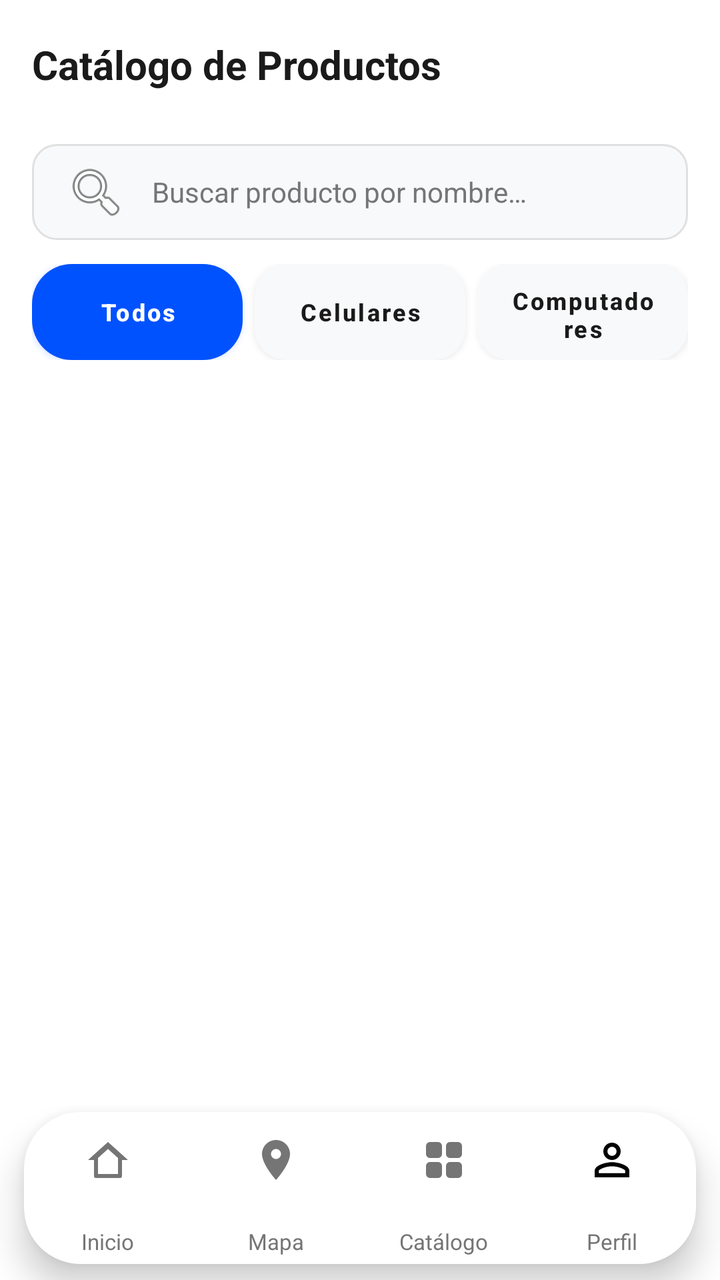
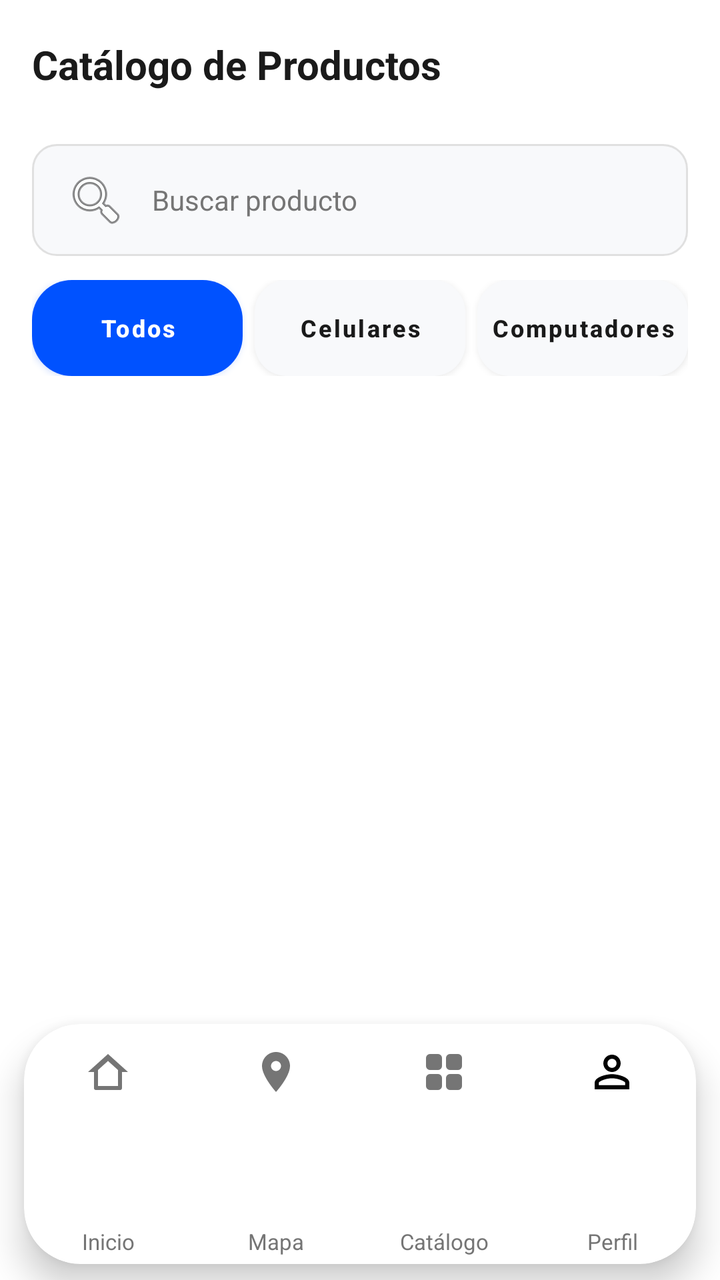

Compare the two renders of this Android layout. The source of the first and the diff that turns it into the second are given below.
<!-- AndroidManifest.xml: application theme Theme.MyApplication -->
<!-- res/layout/catalog_phone.xml -->
<?xml version="1.0" encoding="utf-8"?>
<androidx.constraintlayout.widget.ConstraintLayout xmlns:android="http://schemas.android.com/apk/res/android"
    xmlns:app="http://schemas.android.com/apk/res-auto"
    xmlns:tools="http://schemas.android.com/tools"
    android:id="@+id/main"
    android:layout_width="match_parent"
    android:layout_height="match_parent"
    tools:context=".MainActivity5">

    
    <androidx.constraintlayout.widget.ConstraintLayout
        android:id="@+id/cl_top_bar"
        android:layout_width="match_parent"
        android:layout_height="64dp"
        android:paddingHorizontal="16dp"
        app:layout_constraintTop_toTopOf="parent">

        <TextView
            android:id="@+id/tv_header_title"
            android:layout_width="wrap_content"
            android:layout_height="wrap_content"
            android:text="@string/catalog_title"
            android:textColor="@color/text_black"
            android:textSize="20sp"
            android:textStyle="bold"
            app:layout_constraintBottom_toBottomOf="parent"
            app:layout_constraintStart_toStartOf="parent"
            app:layout_constraintTop_toTopOf="parent" />

    </androidx.constraintlayout.widget.ConstraintLayout>

    
    <EditText
        android:id="@+id/et_search"
        android:layout_width="match_parent"
        android:layout_height="48dp"
        android:layout_marginHorizontal="16dp"
        android:layout_marginTop="8dp"
        android:background="@drawable/bg_input"
        android:drawableStart="@android:drawable/ic_menu_search"
        android:drawablePadding="12dp"
        android:hint="@string/hint_search_product"
        android:inputType="text"
        android:paddingHorizontal="16dp"
        android:textColor="@color/text_black"
        android:textColorHint="@color/text_grey"
        android:textSize="14sp"
        app:layout_constraintTop_toBottomOf="@id/cl_top_bar"
        android:importantForAutofill="no" />

    
    <LinearLayout
        android:id="@+id/ll_filters"
        android:layout_width="match_parent"
        android:layout_height="wrap_content"
        android:baselineAligned="false"
        android:layout_marginTop="12dp"
        android:orientation="horizontal"
        android:paddingHorizontal="16dp"
        tools:ignore="ButtonStyle"
        app:layout_constraintTop_toBottomOf="@id/et_search">

        <Button
            android:id="@+id/btn_filter_all"
            android:layout_width="0dp"
            android:layout_height="48dp"
            android:layout_marginEnd="4dp"
            android:layout_weight="1"
            android:background="@drawable/bg_add_button"
            android:text="@string/filter_all"
            android:textAllCaps="false"
            android:textColor="@color/white"
            android:textSize="12sp"
            android:textStyle="bold"
            app:backgroundTint="@null" />

        <Button
            android:id="@+id/btn_filter_phones"
            android:layout_width="0dp"
            android:layout_height="48dp"
            android:layout_marginHorizontal="2dp"
            android:layout_weight="1"
            android:outlineAmbientShadowColor="@color/text_grey"
            android:outlineSpotShadowColor="@color/text_grey"
            android:background="@drawable/bg_button_secondary"
            android:text="@string/filter_celulares"
            android:textAllCaps="false"
            android:textColor="@color/text_black"
            android:textSize="12sp"
            android:textStyle="bold"
            app:backgroundTint="@null" />

        <Button
            android:id="@+id/btn_filter_pcs"
            android:layout_width="0dp"
            android:layout_height="48dp"
            android:layout_marginStart="4dp"
            android:layout_weight="1"
            android:outlineAmbientShadowColor="@color/text_grey"
            android:outlineSpotShadowColor="@color/text_grey"
            android:background="@drawable/bg_button_secondary"
            android:text="@string/filter_computadores"
            android:textAllCaps="false"
            android:textColor="@color/text_black"
            android:textSize="12sp"
            android:textStyle="bold"
            app:backgroundTint="@null" />

    </LinearLayout>

    <ScrollView
        android:layout_width="match_parent"
        android:layout_height="0dp"
        android:fillViewport="true"
        android:layout_marginTop="12dp"
        app:layout_constraintBottom_toTopOf="@id/custom_bottom_nav"
        app:layout_constraintTop_toBottomOf="@id/ll_filters">

        <GridLayout
            android:id="@+id/gl_products_container"
            android:layout_width="match_parent"
            android:layout_height="wrap_content"
            android:columnCount="2"
            android:padding="8dp"
            android:useDefaultMargins="true" />
    </ScrollView>

    
    <include
        android:id="@+id/custom_bottom_nav"
        layout="@layout/layout_custom_bottom_nav"
        android:layout_width="match_parent"
        android:layout_height="96dp"
        app:layout_constraintBottom_toBottomOf="parent"
        app:layout_constraintEnd_toEndOf="parent"
        app:layout_constraintStart_toStartOf="parent" />

    
    <View
        android:id="@+id/v_theme_overlay"
        android:layout_width="match_parent"
        android:layout_height="match_parent"
        android:elevation="100dp"
        android:visibility="gone"
        tools:visibility="gone" />

</androidx.constraintlayout.widget.ConstraintLayout>
<!-- res/layout/layout_custom_bottom_nav.xml (included above) -->
<?xml version="1.0" encoding="utf-8"?>
<FrameLayout xmlns:android="http://schemas.android.com/apk/res/android"
    xmlns:app="http://schemas.android.com/apk/res-auto"
    xmlns:tools="http://schemas.android.com/tools"
    android:id="@+id/custom_bottom_nav"
    android:layout_width="match_parent"
    android:layout_height="96dp"
    android:clipChildren="false"
    android:clipToPadding="false"
    tools:ignore="MergeRootFrame">

    
    <androidx.cardview.widget.CardView
        android:id="@+id/cv_nav_bar"
        android:layout_width="match_parent"
        android:layout_height="76dp"
        android:layout_gravity="bottom"
        android:layout_marginStart="12dp"
        android:layout_marginEnd="12dp"
        android:layout_marginBottom="8dp"
        app:cardBackgroundColor="@color/nav_bar_surface"
        app:cardCornerRadius="28dp"
        app:cardElevation="10dp"
        app:cardMaxElevation="14dp"
        app:cardPreventCornerOverlap="false">

        <LinearLayout
            android:layout_width="match_parent"
            android:layout_height="match_parent"
            android:baselineAligned="false"
            android:orientation="horizontal"
            android:weightSum="4">

            
            <FrameLayout
                android:id="@+id/tab_home"
                android:layout_width="0dp"
                android:layout_height="match_parent"
                android:layout_weight="1"
                android:background="?attr/selectableItemBackgroundBorderless"
                android:clickable="true"
                android:clipChildren="false"
                android:clipToPadding="false"
                android:focusable="true">

                
                <View
                    android:id="@+id/v_home_ring"
                    android:layout_width="54dp"
                    android:layout_height="54dp"
                    android:layout_gravity="center_horizontal|top"
                    android:layout_marginTop="0dp"
                    android:background="@drawable/bg_nav_active_ring"
                    android:elevation="6dp"
                    android:visibility="gone"
                    tools:visibility="visible" />

                
                <FrameLayout
                    android:id="@+id/fl_home_icon_container"
                    android:layout_width="46dp"
                    android:layout_height="46dp"
                    android:layout_gravity="center_horizontal|top"
                    android:layout_marginTop="4dp"
                    android:background="@drawable/bg_nav_active_circle"
                    android:elevation="8dp"
                    android:visibility="gone"
                    tools:visibility="visible">

                    <ImageView
                        android:id="@+id/iv_home_active_icon"
                        android:layout_width="24dp"
                        android:layout_height="24dp"
                        android:layout_gravity="center"
                        android:contentDescription="@string/nav_home"
                        android:src="@drawable/ic_nav_home"
                        app:tint="@color/white" />
                </FrameLayout>

                
                <ImageView
                    android:id="@+id/iv_home_inactive_icon"
                    android:layout_width="24dp"
                    android:layout_height="24dp"
                    android:layout_gravity="center_horizontal|top"
                    android:layout_marginTop="12dp"
                    android:contentDescription="@string/nav_home"
                    android:src="@drawable/ic_nav_home"
                    app:tint="@color/text_grey" />

                
                <TextView
                    android:id="@+id/tv_home_label"
                    android:layout_width="wrap_content"
                    android:layout_height="wrap_content"
                    android:layout_gravity="center_horizontal|bottom"
                    android:layout_marginBottom="4dp"
                    android:text="@string/nav_home"
                    android:textColor="@color/text_grey"
                    android:textSize="11sp"
                    android:textStyle="normal" />

            </FrameLayout>

            
            <FrameLayout
                android:id="@+id/tab_map"
                android:layout_width="0dp"
                android:layout_height="match_parent"
                android:layout_weight="1"
                android:background="?attr/selectableItemBackgroundBorderless"
                android:clickable="true"
                android:clipChildren="false"
                android:clipToPadding="false"
                android:focusable="true">

                
                <View
                    android:id="@+id/v_map_ring"
                    android:layout_width="54dp"
                    android:layout_height="54dp"
                    android:layout_gravity="center_horizontal|top"
                    android:layout_marginTop="0dp"
                    android:background="@drawable/bg_nav_active_ring"
                    android:elevation="6dp"
                    android:visibility="gone"
                    tools:visibility="gone" />

                
                <FrameLayout
                    android:id="@+id/fl_map_icon_container"
                    android:layout_width="46dp"
                    android:layout_height="46dp"
                    android:layout_gravity="center_horizontal|top"
                    android:layout_marginTop="4dp"
                    android:background="@drawable/bg_nav_active_circle"
                    android:elevation="8dp"
                    android:visibility="gone"
                    tools:visibility="gone">

                    <ImageView
                        android:id="@+id/iv_map_active_icon"
                        android:layout_width="24dp"
                        android:layout_height="24dp"
                        android:layout_gravity="center"
                        android:contentDescription="@string/nav_map"
                        android:src="@drawable/ic_nav_map"
                        app:tint="@color/white" />
                </FrameLayout>

                
                <ImageView
                    android:id="@+id/iv_map_inactive_icon"
                    android:layout_width="24dp"
                    android:layout_height="24dp"
                    android:layout_gravity="center_horizontal|top"
                    android:layout_marginTop="12dp"
                    android:contentDescription="@string/nav_map"
                    android:src="@drawable/ic_nav_map"
                    app:tint="@color/text_grey" />

                
                <TextView
                    android:id="@+id/tv_map_label"
                    android:layout_width="wrap_content"
                    android:layout_height="wrap_content"
                    android:layout_gravity="center_horizontal|bottom"
                    android:layout_marginBottom="4dp"
                    android:text="@string/nav_map"
                    android:textColor="@color/text_grey"
                    android:textSize="11sp"
                    android:textStyle="normal" />

            </FrameLayout>

            
            <FrameLayout
                android:id="@+id/tab_catalog"
                android:layout_width="0dp"
                android:layout_height="match_parent"
                android:layout_weight="1"
                android:background="?attr/selectableItemBackgroundBorderless"
                android:clickable="true"
                android:clipChildren="false"
                android:clipToPadding="false"
                android:focusable="true">

                
                <View
                    android:id="@+id/v_catalog_ring"
                    android:layout_width="54dp"
                    android:layout_height="54dp"
                    android:layout_gravity="center_horizontal|top"
                    android:layout_marginTop="0dp"
                    android:background="@drawable/bg_nav_active_ring"
                    android:elevation="6dp"
                    android:visibility="gone"
                    tools:visibility="gone" />

                
                <FrameLayout
                    android:id="@+id/fl_catalog_icon_container"
                    android:layout_width="46dp"
                    android:layout_height="46dp"
                    android:layout_gravity="center_horizontal|top"
                    android:layout_marginTop="4dp"
                    android:background="@drawable/bg_nav_active_circle"
                    android:elevation="8dp"
                    android:visibility="gone"
                    tools:visibility="gone">

                    <ImageView
                        android:id="@+id/iv_catalog_active_icon"
                        android:layout_width="24dp"
                        android:layout_height="24dp"
                        android:layout_gravity="center"
                        android:contentDescription="@string/nav_catalog"
                        android:src="@drawable/ic_nav_catalog"
                        app:tint="@color/white" />
                </FrameLayout>

                
                <ImageView
                    android:id="@+id/iv_catalog_inactive_icon"
                    android:layout_width="24dp"
                    android:layout_height="24dp"
                    android:layout_gravity="center_horizontal|top"
                    android:layout_marginTop="12dp"
                    android:contentDescription="@string/nav_catalog"
                    android:src="@drawable/ic_nav_catalog"
                    app:tint="@color/text_grey" />

                
                <TextView
                    android:id="@+id/tv_catalog_label"
                    android:layout_width="wrap_content"
                    android:layout_height="wrap_content"
                    android:layout_gravity="center_horizontal|bottom"
                    android:layout_marginBottom="4dp"
                    android:text="@string/nav_catalog"
                    android:textColor="@color/text_grey"
                    android:textSize="11sp"
                    android:textStyle="normal" />

            </FrameLayout>

            
            <FrameLayout
                android:id="@+id/tab_profile"
                android:layout_width="0dp"
                android:layout_height="match_parent"
                android:layout_weight="1"
                android:background="?attr/selectableItemBackgroundBorderless"
                android:clickable="true"
                android:clipChildren="false"
                android:clipToPadding="false"
                android:focusable="true">

                
                <View
                    android:id="@+id/v_profile_ring"
                    android:layout_width="54dp"
                    android:layout_height="54dp"
                    android:layout_gravity="center_horizontal|top"
                    android:layout_marginTop="0dp"
                    android:background="@drawable/bg_nav_active_ring"
                    android:elevation="6dp"
                    android:visibility="gone"
                    tools:visibility="gone" />

                
                <FrameLayout
                    android:id="@+id/fl_profile_icon_container"
                    android:layout_width="46dp"
                    android:layout_height="46dp"
                    android:layout_gravity="center_horizontal|top"
                    android:layout_marginTop="4dp"
                    android:background="@drawable/bg_nav_active_circle"
                    android:elevation="8dp"
                    android:padding="3dp"
                    android:visibility="gone"
                    tools:visibility="gone">

                    <com.google.android.material.imageview.ShapeableImageView
                        android:id="@+id/iv_profile_active_avatar"
                        android:layout_width="match_parent"
                        android:layout_height="match_parent"
                        android:contentDescription="@string/nav_profile"
                        android:scaleType="centerCrop"
                        android:src="@drawable/ic_person_outline"
                        app:shapeAppearanceOverlay="@style/ShapeAppearance.App.Circle" />
                </FrameLayout>

                
                <com.google.android.material.imageview.ShapeableImageView
                    android:id="@+id/iv_profile_inactive_avatar"
                    android:layout_width="26dp"
                    android:layout_height="26dp"
                    android:layout_gravity="center_horizontal|top"
                    android:layout_marginTop="11dp"
                    android:contentDescription="@string/nav_profile"
                    android:scaleType="centerCrop"
                    android:src="@drawable/ic_person_outline"
                    app:shapeAppearanceOverlay="@style/ShapeAppearance.App.Circle" />

                
                <TextView
                    android:id="@+id/tv_profile_label"
                    android:layout_width="wrap_content"
                    android:layout_height="wrap_content"
                    android:layout_gravity="center_horizontal|bottom"
                    android:layout_marginBottom="4dp"
                    android:text="@string/nav_profile"
                    android:textColor="@color/text_grey"
                    android:textSize="11sp"
                    android:textStyle="normal" />

            </FrameLayout>

        </LinearLayout>
    </androidx.cardview.widget.CardView>
</FrameLayout>
<!-- resources referenced by this layout -->
<resources>
  <color name="nav_bar_surface">#FFFFFF</color>
  <color name="text_black">#1A1A1A</color>
  <color name="text_grey">#757575</color>
  <color name="white">#FFFFFFFF</color>
  <!-- drawable bg_add_button (drawable) -->
  <?xml version="1.0" encoding="utf-8"?>
  <shape xmlns:android="http://schemas.android.com/apk/res/android">
      <solid android:color="@color/brand_blue" />
      <corners android:radius="20dp" />
  </shape>
  <!-- drawable bg_button_secondary (drawable) -->
  <?xml version="1.0" encoding="utf-8"?>
  <shape xmlns:android="http://schemas.android.com/apk/res/android">
      <solid android:color="@color/input_bg" />
      <corners android:radius="16dp" />
  </shape>
  <!-- drawable bg_input (drawable) -->
  <?xml version="1.0" encoding="utf-8"?>
  <shape xmlns:android="http://schemas.android.com/apk/res/android">
      <solid android:color="@color/input_bg" />
      <corners android:radius="12dp" />
      <stroke android:width="1dp" android:color="#E0E0E0" />
  </shape>
  <!-- drawable bg_nav_active_circle (drawable) -->
  <?xml version="1.0" encoding="utf-8"?>
  <shape xmlns:android="http://schemas.android.com/apk/res/android"
      android:shape="oval">
      <gradient
          android:angle="135"
          android:endColor="#0066FF"
          android:startColor="#0B57CF"
          android:type="linear" />
  </shape>
  <!-- drawable bg_nav_active_ring (drawable) -->
  <?xml version="1.0" encoding="utf-8"?>
  <shape xmlns:android="http://schemas.android.com/apk/res/android"
      android:shape="oval">
      <solid android:color="@color/surface_background" />
  </shape>
  <string name="catalog_title">Catálogo de Productos</string>
  <string name="filter_all">Todos</string>
  <string name="filter_celulares">Celulares</string>
  <string name="filter_computadores">Computadores</string>
  <string name="hint_search_product">Buscar producto por nombre…</string>
  <string name="nav_catalog">Catálogo</string>
  <string name="nav_home">Inicio</string>
  <string name="nav_map">Mapa</string>
  <string name="nav_profile">Perfil</string>
  <style name="ShapeAppearance.App.Circle" parent="ShapeAppearance.MaterialComponents.SmallComponent">
          <item name="cornerSize">50%</item>
      </style>
  <style name="Theme.MyApplication" parent="Theme.MaterialComponents.DayNight.NoActionBar">
          
          <item name="colorPrimary">@color/purple_500</item>
          <item name="colorPrimaryVariant">@color/purple_700</item>
          <item name="colorOnPrimary">@color/white</item>
          
          <item name="colorSecondary">@color/teal_200</item>
          <item name="colorSecondaryVariant">@color/teal_700</item>
          <item name="colorOnSecondary">@color/black</item>
          
          <item name="android:statusBarColor">?attr/colorPrimaryVariant</item>
          <item name="android:windowBackground">@color/surface_background</item>
          
          <item name="android:editTextColor">@color/text_black</item>
          <item name="android:textColorPrimary">@color/text_black</item>
          <item name="materialButtonStyle">@style/Widget.TechnoCat.Button</item>
          
      </style>
  <color name="brand_blue">#0052FF</color>
  <color name="input_bg">#F8F9FB</color>
  <color name="surface_background">#FFFFFF</color>
  <color name="purple_500">#FF6200EE</color>
  <color name="purple_700">#FF3700B3</color>
  <color name="teal_200">#FF03DAC5</color>
  <color name="teal_700">#FF018786</color>
  <color name="black">#FF000000</color>
  <style name="Widget.TechnoCat.Button" parent="Widget.MaterialComponents.Button">
          <item name="android:elevation">5dp</item>
          <item name="android:outlineSpotShadowColor">@color/brand_blue</item>
          <item name="android:outlineAmbientShadowColor">@color/brand_blue</item>
          <item name="rippleColor">@color/button_ripple</item>
      </style>
  <color name="button_ripple">#330052FF</color>
  <!-- unchanged entries left out for length: 4 -->
</resources>

<!-- the commit's change to res/layout/catalog_phone.xml (unified diff, before → after) -->
@@ -11,7 +11,8 @@
     <androidx.constraintlayout.widget.ConstraintLayout
         android:id="@+id/cl_top_bar"
         android:layout_width="match_parent"
-        android:layout_height="64dp"
+        android:layout_height="wrap_content"
+        android:minHeight="64dp"
         android:paddingHorizontal="16dp"
         app:layout_constraintTop_toTopOf="parent">
 
@@ -33,7 +34,8 @@
     <EditText
         android:id="@+id/et_search"
         android:layout_width="match_parent"
-        android:layout_height="48dp"
+        android:layout_height="wrap_content"
+        android:minHeight="56dp"
         android:layout_marginHorizontal="16dp"
         android:layout_marginTop="8dp"
         android:background="@drawable/bg_input"
@@ -63,13 +65,17 @@
         <Button
             android:id="@+id/btn_filter_all"
             android:layout_width="0dp"
-            android:layout_height="48dp"
+            android:layout_height="wrap_content"
+            android:minHeight="48dp"
             android:layout_marginEnd="4dp"
             android:layout_weight="1"
             android:background="@drawable/bg_add_button"
+            android:gravity="center"
+            android:paddingHorizontal="4dp"
+            android:paddingVertical="8dp"
             android:text="@string/filter_all"
             android:textAllCaps="false"
-            android:textColor="@color/white"
+            android:textColor="?attr/colorOnPrimary"
             android:textSize="12sp"
             android:textStyle="bold"
             app:backgroundTint="@null" />
@@ -77,12 +83,16 @@
         <Button
             android:id="@+id/btn_filter_phones"
             android:layout_width="0dp"
-            android:layout_height="48dp"
+            android:layout_height="wrap_content"
+            android:minHeight="48dp"
             android:layout_marginHorizontal="2dp"
             android:layout_weight="1"
             android:outlineAmbientShadowColor="@color/text_grey"
             android:outlineSpotShadowColor="@color/text_grey"
             android:background="@drawable/bg_button_secondary"
+            android:gravity="center"
+            android:paddingHorizontal="4dp"
+            android:paddingVertical="8dp"
             android:text="@string/filter_celulares"
             android:textAllCaps="false"
             android:textColor="@color/text_black"
@@ -93,12 +103,16 @@
         <Button
             android:id="@+id/btn_filter_pcs"
             android:layout_width="0dp"
-            android:layout_height="48dp"
+            android:layout_height="wrap_content"
+            android:minHeight="48dp"
             android:layout_marginStart="4dp"
             android:layout_weight="1"
             android:outlineAmbientShadowColor="@color/text_grey"
             android:outlineSpotShadowColor="@color/text_grey"
             android:background="@drawable/bg_button_secondary"
+            android:gravity="center"
+            android:paddingHorizontal="4dp"
+            android:paddingVertical="8dp"
             android:text="@string/filter_computadores"
             android:textAllCaps="false"
             android:textColor="@color/text_black"
@@ -130,7 +144,7 @@
         android:id="@+id/custom_bottom_nav"
         layout="@layout/layout_custom_bottom_nav"
         android:layout_width="match_parent"
-        android:layout_height="96dp"
+        android:layout_height="136dp"
         app:layout_constraintBottom_toBottomOf="parent"
         app:layout_constraintEnd_toEndOf="parent"
         app:layout_constraintStart_toStartOf="parent" />
@@ -152,7 +166,7 @@
     xmlns:tools="http://schemas.android.com/tools"
     android:id="@+id/custom_bottom_nav"
     android:layout_width="match_parent"
-    android:layout_height="96dp"
+    android:layout_height="136dp"
     android:clipChildren="false"
     android:clipToPadding="false"
     tools:ignore="MergeRootFrame">
@@ -161,7 +175,7 @@
     <androidx.cardview.widget.CardView
         android:id="@+id/cv_nav_bar"
         android:layout_width="match_parent"
-        android:layout_height="76dp"
+        android:layout_height="120dp"
         android:layout_gravity="bottom"
         android:layout_marginStart="12dp"
         android:layout_marginEnd="12dp"
@@ -239,8 +253,10 @@
                 
                 <TextView
                     android:id="@+id/tv_home_label"
-                    android:layout_width="wrap_content"
+                    android:layout_width="match_parent"
                     android:layout_height="wrap_content"
+                    android:gravity="center"
+                    android:paddingHorizontal="2dp"
                     android:layout_gravity="center_horizontal|bottom"
                     android:layout_marginBottom="4dp"
                     android:text="@string/nav_home"
@@ -310,8 +326,10 @@
                 
                 <TextView
                     android:id="@+id/tv_map_label"
-                    android:layout_width="wrap_content"
+                    android:layout_width="match_parent"
                     android:layout_height="wrap_content"
+                    android:gravity="center"
+                    android:paddingHorizontal="2dp"
                     android:layout_gravity="center_horizontal|bottom"
                     android:layout_marginBottom="4dp"
                     android:text="@string/nav_map"
@@ -381,8 +399,10 @@
                 
                 <TextView
                     android:id="@+id/tv_catalog_label"
-                    android:layout_width="wrap_content"
+                    android:layout_width="match_parent"
                     android:layout_height="wrap_content"
+                    android:gravity="center"
+                    android:paddingHorizontal="2dp"
                     android:layout_gravity="center_horizontal|bottom"
                     android:layout_marginBottom="4dp"
                     android:text="@string/nav_catalog"
@@ -454,8 +474,10 @@
                 
                 <TextView
                     android:id="@+id/tv_profile_label"
-                    android:layout_width="wrap_content"
+                    android:layout_width="match_parent"
                     android:layout_height="wrap_content"
+                    android:gravity="center"
+                    android:paddingHorizontal="2dp"
                     android:layout_gravity="center_horizontal|bottom"
                     android:layout_marginBottom="4dp"
                     android:text="@string/nav_profile"
<!-- resource entries referenced after the edit -->
@@ -43,7 +43,7 @@
   <string name="filter_all">Todos</string>
   <string name="filter_celulares">Celulares</string>
   <string name="filter_computadores">Computadores</string>
-  <string name="hint_search_product">Buscar producto por nombre…</string>
+  <string name="hint_search_product">Buscar producto</string>
   <string name="nav_catalog">Catálogo</string>
   <string name="nav_home">Inicio</string>
   <string name="nav_map">Mapa</string>
@@ -55,7 +55,7 @@
           
           <item name="colorPrimary">@color/purple_500</item>
           <item name="colorPrimaryVariant">@color/purple_700</item>
-          <item name="colorOnPrimary">@color/white</item>
+          <item name="colorOnPrimary">@color/on_primary</item>
           
           <item name="colorSecondary">@color/teal_200</item>
           <item name="colorSecondaryVariant">@color/teal_700</item>
@@ -74,11 +74,13 @@
   <color name="surface_background">#FFFFFF</color>
   <color name="purple_500">#FF6200EE</color>
   <color name="purple_700">#FF3700B3</color>
+  <color name="on_primary">#FFFFFF</color>
   <color name="teal_200">#FF03DAC5</color>
   <color name="teal_700">#FF018786</color>
   <color name="black">#FF000000</color>
   <style name="Widget.TechnoCat.Button" parent="Widget.MaterialComponents.Button">
           <item name="android:elevation">5dp</item>
+          <item name="android:foreground">?attr/selectableItemBackground</item>
           <item name="android:outlineSpotShadowColor">@color/brand_blue</item>
           <item name="android:outlineAmbientShadowColor">@color/brand_blue</item>
           <item name="rippleColor">@color/button_ripple</item>
